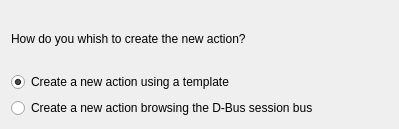
Qt form kcmremotecontrol/addaction.ui (KDE/kremotecontrol) before a commit.
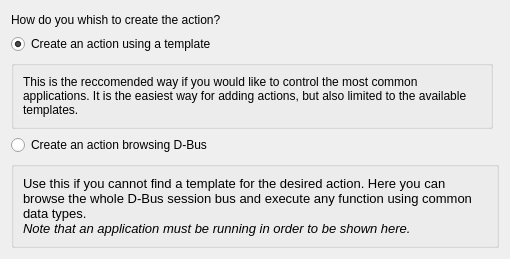
The same form after that commit.

Commit message: added descriptions to radio buttons

```diff
--- a/kcmremotecontrol/addaction.ui
+++ b/kcmremotecontrol/addaction.ui
@@ -6,35 +6,96 @@
    <rect>
     <x>0</x>
     <y>0</y>
-    <width>399</width>
-    <height>129</height>
+    <width>510</width>
+    <height>259</height>
    </rect>
   </property>
+  <property name="sizePolicy">
+   <sizepolicy hsizetype="Preferred" vsizetype="Preferred">
+    <horstretch>0</horstretch>
+    <verstretch>0</verstretch>
+   </sizepolicy>
+  </property>
+  <property name="minimumSize">
+   <size>
+    <width>510</width>
+    <height>0</height>
+   </size>
+  </property>
   <property name="windowTitle">
    <string>Dialog</string>
   </property>
-  <layout class="QVBoxLayout" name="verticalLayout">
-   <item>
+  <layout class="QGridLayout" name="gridLayout">
+   <item row="0" column="0" colspan="2">
     <widget class="QLabel" name="label">
      <property name="text">
-      <string>How do you whish to create the new action?</string>
+      <string>How do you whish to create the action?</string>
      </property>
     </widget>
    </item>
-   <item>
+   <item row="1" column="0" colspan="2">
     <widget class="QRadioButton" name="rbTemplate">
      <property name="text">
-      <string>Create a new action using a template</string>
+      <string>Create an action using a template</string>
      </property>
      <property name="checked">
       <bool>true</bool>
      </property>
     </widget>
    </item>
-   <item>
+   <item row="7" column="0" colspan="2">
+    <widget class="QGroupBox" name="groupBox_2">
+     <property name="title">
+      <string/>
+     </property>
+     <layout class="QGridLayout" name="gridLayout_3">
+      <item row="1" column="0">
+       <widget class="QLabel" name="label_3">
+        <property name="text">
+         <string>&lt;!DOCTYPE HTML PUBLIC &quot;-//W3C//DTD HTML 4.0//EN&quot; &quot;http://www.w3.org/TR/REC-html40/strict.dtd&quot;&gt;
+&lt;html&gt;&lt;head&gt;&lt;meta name=&quot;qrichtext&quot; content=&quot;1&quot; /&gt;&lt;style type=&quot;text/css&quot;&gt;
+p, li { white-space: pre-wrap; }
+&lt;/style&gt;&lt;/head&gt;&lt;body style=&quot; font-family:'Sans Serif'; font-size:10pt; font-weight:400; font-style:normal;&quot;&gt;
+&lt;p style=&quot; margin-top:0px; margin-bottom:0px; margin-left:0px; margin-right:0px; -qt-block-indent:0; text-indent:0px;&quot;&gt;Use this if you cannot find a template for the desired action. Here you can browse the whole D-Bus session bus and execute any function using common data types.&lt;/p&gt;
+&lt;p style=&quot; margin-top:0px; margin-bottom:0px; margin-left:0px; margin-right:0px; -qt-block-indent:0; text-indent:0px;&quot;&gt;&lt;span style=&quot; font-style:italic;&quot;&gt;Note that an application must be running in order to be shown here.&lt;/span&gt;&lt;/p&gt;&lt;/body&gt;&lt;/html&gt;</string>
+        </property>
+        <property name="wordWrap">
+         <bool>true</bool>
+        </property>
+       </widget>
+      </item>
+     </layout>
+    </widget>
+   </item>
+   <item row="3" column="0">
+    <widget class="QGroupBox" name="groupBox">
+     <property name="title">
+      <string/>
+     </property>
+     <layout class="QGridLayout" name="gridLayout_2">
+      <item row="0" column="0">
+       <widget class="QLabel" name="label_2">
+        <property name="sizePolicy">
+         <sizepolicy hsizetype="Expanding" vsizetype="Preferred">
+          <horstretch>0</horstretch>
+          <verstretch>0</verstretch>
+         </sizepolicy>
+        </property>
+        <property name="text">
+         <string>This is the reccomended way if you would like to control the most common applications. It is the easiest way for adding actions, but also limited to the available templates.</string>
+        </property>
+        <property name="wordWrap">
+         <bool>true</bool>
+        </property>
+       </widget>
+      </item>
+     </layout>
+    </widget>
+   </item>
+   <item row="4" column="0">
     <widget class="QRadioButton" name="rbDBus">
      <property name="text">
-      <string>Create a new action browsing the D-Bus session bus</string>
+      <string>Create an action browsing D-Bus</string>
      </property>
     </widget>
    </item>
```
